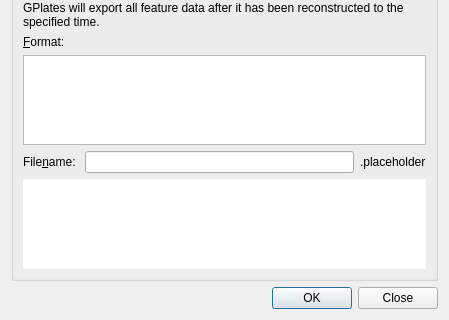
The window that src/qt-widgets/ConfigureExportParametersDialogUi.ui (GPlates/GPlates) describes before a commit, drawn with Qt 5; both pictures show x 0 to 449 and y 155 to 475 of the 449 by 475 pixel window.
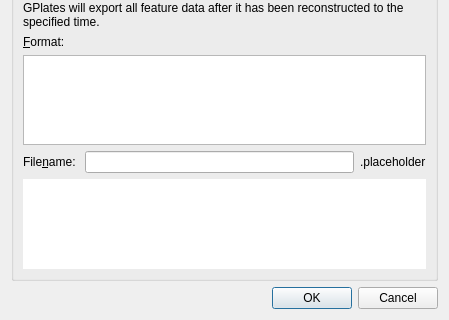
The same window after the commit.

```diff
--- a/src/qt-widgets/ConfigureExportParametersDialogUi.ui
+++ b/src/qt-widgets/ConfigureExportParametersDialogUi.ui
@@ -102,7 +102,7 @@
    <item>
     <widget class="QDialogButtonBox" name="main_buttonbox">
      <property name="standardButtons">
-      <set>QDialogButtonBox::Close|QDialogButtonBox::Ok</set>
+      <set>QDialogButtonBox::Cancel|QDialogButtonBox::Ok</set>
      </property>
     </widget>
    </item>
```
